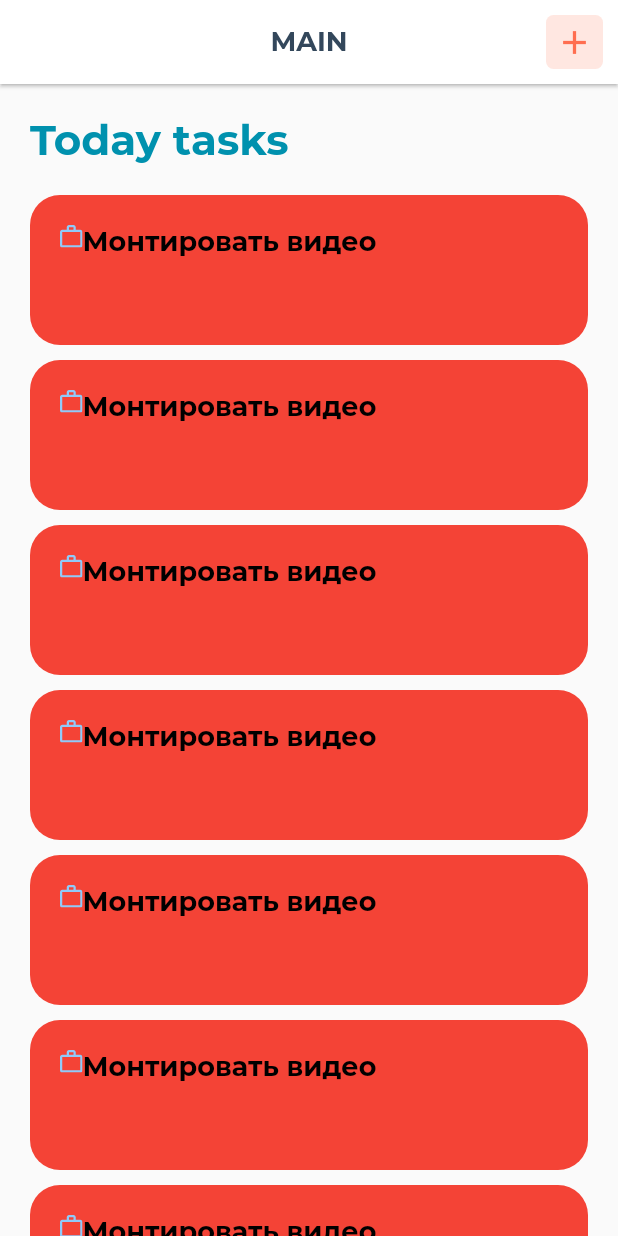
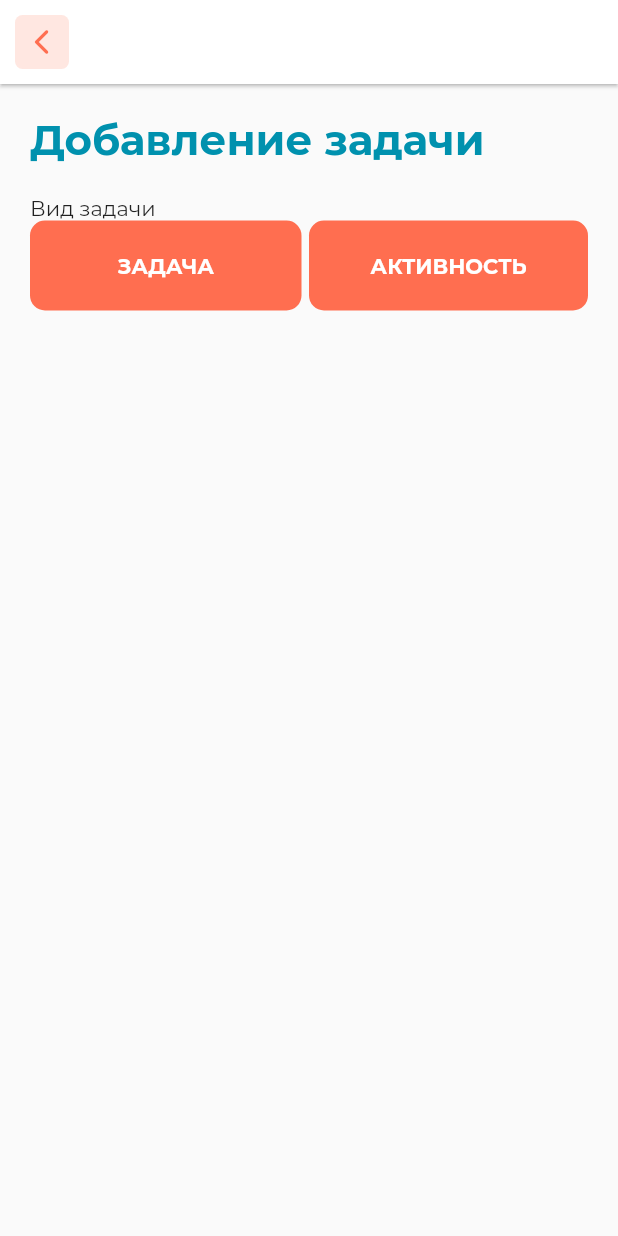
Before and after one commit to escapro/productify, a Flutter app: the screen it shows after launch, after a tap on the "add" icon, on a phone screen of 412 x 824 dp. Run offline on Flutter 3.47's test engine with Material 2 defaults, Android fonts, the light colour scheme and no system bars; drawn by our look-alikes of flutter_slidable; our stand-ins replace flutter_svg; project files that could hold a hidden picture were left out.

Commit message:
add new task screen

```diff
--- /dev/null
+++ b/lib/components/bottom_nav.dart
@@ -0,0 +1,67 @@
+import 'package:flutter/material.dart';
+import 'package:productify/constans.dart';
+
+class BottomNav extends StatefulWidget {
+  BottomNav({Key key}) : super(key: key);
+
+  @override
+  _BottomNavState createState() => _BottomNavState();
+}
+
+class _BottomNavState extends State<BottomNav> {
+
+  int _currentIndex = 2;
+
+  void onTabTapped(int index) {
+    setState(() {
+     _currentIndex = index;
+    });
+  }
+
+  @override
+  Widget build(BuildContext context) {
+    return BottomNavigationBar(
+      backgroundColor: Colors.red,
+      elevation: 1,
+      selectedItemColor: kPrimaryColor,
+      unselectedItemColor: kPrimaryGreyColor,
+      unselectedLabelStyle: TextStyle(
+          color: Colors.grey,
+          fontSize: 11.0,
+          fontWeight: FontWeight.bold,
+        ),
+      selectedLabelStyle: TextStyle(fontSize: 11, fontWeight: FontWeight.bold),
+      showUnselectedLabels: true,
+      type: BottomNavigationBarType.shifting,
+      onTap: onTabTapped,
+      currentIndex: _currentIndex,
+      items: const <BottomNavigationBarItem>[
+        BottomNavigationBarItem(
+          icon: Icon(Icons.golf_course_sharp),
+          backgroundColor: Colors.white,
+          label: 'ЦЕЛИ',
+        ),
+        BottomNavigationBarItem(
+          icon: Icon(Icons.analytics_outlined),
+          backgroundColor: Colors.white,
+          label: 'АНАЛИТИКА',
+        ),
+        BottomNavigationBarItem(
+          icon: Icon(Icons.home),
+          backgroundColor: Colors.white,
+          label: 'ГЛАВАНЯ',
+        ),
+        BottomNavigationBarItem(
+          icon: Icon(Icons.menu_book_rounded),
+          backgroundColor: Colors.white,
+          label: 'СОВЕТЫ',
+        ),
+        BottomNavigationBarItem(
+          icon: Icon(Icons.settings),
+          backgroundColor: Colors.white,
+          label: 'НАСТРОЙКИ',
+        )
+      ],
+    );
+  }
+}
--- /dev/null
+++ b/lib/components/card_list_item.dart
@@ -0,0 +1,33 @@
+import 'package:flutter/material.dart';
+import 'package:flutter_slidable/flutter_slidable.dart';
+import 'package:flutter_svg/flutter_svg.dart';
+import 'package:productify/constans.dart';
+
+
+class CardListItem extends StatelessWidget {
+  const CardListItem({
+    Key key, this.child, this.iconSlideAction, this.secondaryActions
+  }) : super(key: key);
+
+  final Widget child;
+  final List<Widget> iconSlideAction;
+  final List<Widget> secondaryActions;
+
+  @override
+  Widget build(BuildContext context) {
+    return Container(
+      margin: EdgeInsets.only(
+        bottom: 15,
+        right: kDefaultPadding,
+        left: kDefaultPadding
+      ),
+      child: Slidable(
+        actionPane: SlidableBehindActionPane(),
+        actions: iconSlideAction,
+        actionExtentRatio: 1 / 4.5,
+        secondaryActions: secondaryActions,
+        child: child
+      ),
+    );
+  }
+}
--- /dev/null
+++ b/lib/components/form/button_select.dart
@@ -0,0 +1,41 @@
+import 'package:flutter/material.dart';
+import 'package:productify/constans.dart';
+
+class ButtonSelect extends StatelessWidget {
+
+  final List items;
+
+  ButtonSelect({Key key, this.items}) : super(key: key);
+
+  @override
+  Widget build(BuildContext context) {
+    return Container(
+      padding: EdgeInsets.symmetric(horizontal: kDefaultPadding),
+      child: Row(
+        children: [
+          for (var i = 0; i < items.length; i++)
+          Expanded(
+            flex: 1,
+            child: Container(
+              margin: items.length != i+1 ? EdgeInsets.only(right: 5) : null,
+              // padding: EdgeInsets.all(10),
+              height: 60,
+              decoration: BoxDecoration(
+                color: kPrimaryColor,
+                borderRadius: BorderRadius.circular(10)
+              ),
+              child: Center(child:
+                Text(items[i].toString(), style: TextStyle(
+                  color: Colors.white,
+                  fontSize: 14.0,
+                  fontWeight: FontWeight.bold
+                ))
+              )
+            ),
+          )
+        ]
+      )
+      );
+  }
+
+}
--- /dev/null
+++ b/lib/components/form/form_title.dart
@@ -0,0 +1,18 @@
+import 'package:flutter/material.dart';
+import 'package:productify/constans.dart';
+
+class FormTitle extends StatelessWidget {
+
+  final String title;
+
+  FormTitle({Key key, this.title}) : super(key: key);
+
+  @override
+  Widget build(BuildContext context) {
+    return Container(
+      padding: EdgeInsets.symmetric(horizontal: kDefaultPadding),
+      child: Text("Вид задачи")
+      );
+  }
+
+}
--- a/lib/components/header.dart
+++ b/lib/components/header.dart
@@ -3,11 +3,12 @@ import 'package:productify/constans.dart';
 
 class Header extends StatelessWidget implements PreferredSizeWidget {
 
-  String title = '';
-  bool backBtn = false;
+  BuildContext oldContext;
+  String title;
+  bool backBtn;
   final List<Widget> actions;
 
-  Header({Key key, this.title, this.backBtn, this.actions}) : super(key: key);
+  Header({Key key, this.title = '', this.backBtn = false, this.oldContext, this.actions}) : super(key: key);
 
   @override
   Size get preferredSize => const Size.fromHeight(56);
@@ -15,7 +16,6 @@ class Header extends StatelessWidget implements PreferredSizeWidget {
   @override
   Widget build(BuildContext context) {
     return AppBar(
-
         title: Text(this.title, style: TextStyle(
           color: kTextColorBlack,
           fontWeight: FontWeight.bold,
@@ -31,7 +31,7 @@ class Header extends StatelessWidget implements PreferredSizeWidget {
           child: GestureDetector(
             child: Icon(Icons.arrow_back_ios_rounded,
                   size: 20, color: kPrimaryColor),
-            onTap: () { print("I was tapped!"); },
+            onTap: () => Navigator.of(oldContext).pop(),
           ),
         ) : null,
 
--- a/lib/constans.dart
+++ b/lib/constans.dart
@@ -5,6 +5,11 @@ const kSecondaryColor = Color(0xFF0091AE);
 const kPrimaryLightColor = Color(0xFFFFE7E1);
 const kSecondaryLightColor = Color(0xFFE5F4F6);
 
+const kPrimaryGreenColor = Color(0xFF08AD9E);
+const kPrimaryYellowColor = Color(0xFFFFCB68);
+const kPrimaryRedColor = Color(0xFFEB5757);
+const kPrimaryGreyColor = Color(0xFFB8B8B8);
+
 const kPageTitleColor = Colors.white;
 const kTextColorBlack = Color(0xFF33475b);
 
--- a/lib/screens/home/components/header.dart
+++ b/lib/screens/home/components/header.dart
@@ -2,6 +2,7 @@ import 'package:flutter/material.dart';
 import 'package:productify/components/header.dart';
 import 'package:productify/constans.dart';
 import 'package:productify/generated/l10n.dart';
+import 'package:productify/screens/new_task/new_task_screen.dart';
 
 class HomeScreenHeader extends StatelessWidget implements PreferredSizeWidget{
   const HomeScreenHeader({
@@ -14,6 +15,7 @@ class HomeScreenHeader extends StatelessWidget implements PreferredSizeWidget{
   @override
   Widget build(BuildContext context) {
     return Header(
+      oldContext: context,
       title: S.of(context).app_bar_title,
       backBtn: false,
       actions: <Widget>[
@@ -27,7 +29,14 @@ class HomeScreenHeader extends StatelessWidget implements PreferredSizeWidget{
           child: GestureDetector(
             child: Icon(Icons.add_outlined,
                   size: 26, color: kPrimaryColor),
-            onTap: () { print("I was tapped!"); },
+            onTap: () {
+              Navigator.push(
+                context,
+                MaterialPageRoute(
+                  builder: (oldContext) => NewTaskScreen()
+                )
+              );
+            },
           ),
       ),
       ],
--- a/lib/screens/home/components/today_tasks.dart
+++ b/lib/screens/home/components/today_tasks.dart
@@ -1,6 +1,7 @@
 import 'package:flutter/material.dart';
 import 'package:flutter_slidable/flutter_slidable.dart';
 import 'package:flutter_svg/flutter_svg.dart';
+import 'package:productify/components/card_list_item.dart';
 import 'package:productify/constans.dart';
 
 class TodayTasks extends StatelessWidget {
@@ -15,39 +16,15 @@ class TodayTasks extends StatelessWidget {
       mainAxisAlignment: MainAxisAlignment.center,
       crossAxisAlignment: CrossAxisAlignment.stretch,
       children: [
-        for (var i = 0; i < 50; i++)
+        for (var i = 0; i < 5; i++)
         CardListItem(
-          title: 'Монтировать видео',
-        ),
-      ],
-    );
-  }
-}
-
-class CardListItem extends StatelessWidget {
-  const CardListItem({
-    Key key, this.title,
-  }) : super(key: key);
-
-  final String title;
-
-  @override
-  Widget build(BuildContext context) {
-    return Container(
-      margin: EdgeInsets.only(
-        bottom: 10,
-        right: kDefaultPadding,
-        left: kDefaultPadding
-      ),
-      child: Slidable(
-      actionPane: SlidableBehindActionPane(),
-      actions: <Widget>[
+          iconSlideAction: [
             IconSlideAction(
               iconWidget: Container(
                 margin: EdgeInsets.only(right: 10),
                 decoration: BoxDecoration(
                 borderRadius: BorderRadius.circular(20),
-            color: kSecondaryColor
+                color: kPrimaryGreenColor
               ),
               child: Column(
                 mainAxisAlignment: MainAxisAlignment.center,
@@ -67,14 +44,14 @@ class CardListItem extends StatelessWidget {
                 margin: EdgeInsets.only(right: 10),
                 decoration: BoxDecoration(
                 borderRadius: BorderRadius.circular(20),
-            color: Colors.yellow
+                color: kPrimaryYellowColor
               ),
               child: Column(
                 mainAxisAlignment: MainAxisAlignment.center,
                 crossAxisAlignment: CrossAxisAlignment.stretch,
                 children: [
                   Center(
-                child: const Icon(Icons.time_to_leave,
+                    child: const Icon(Icons.timer,
                         size: 30, color: Colors.white)
                   ),
                 ],
@@ -83,30 +60,118 @@ class CardListItem extends StatelessWidget {
               onTap: () => print("sad"),
             )
           ],
-      actionExtentRatio: 1 / 4.5,
+          secondaryActions: <Widget>[
+            IconSlideAction(
+              iconWidget: Container(
+                margin: EdgeInsets.only(left: 10),
+                decoration: BoxDecoration(
+                borderRadius: BorderRadius.circular(20),
+                color: kPrimaryRedColor
+              ),
+              child: Column(
+                mainAxisAlignment: MainAxisAlignment.center,
+                crossAxisAlignment: CrossAxisAlignment.stretch,
+                children: [
+                  Center(
+                    child: const Icon(Icons.close,
+                        size: 30, color: Colors.white)
+                  ),
+                ],
+              ),
+              ),
+              onTap: () => print("sad"),
+            )
+          ],
           child: Container(
             height: 100,
             padding: EdgeInsets.all(kDefaultPadding),
             decoration: BoxDecoration(
               borderRadius: BorderRadius.circular(20),
-          color: Colors.red
+              color: Colors.white,
+              boxShadow: [
+                BoxShadow(
+                  color: Color(0xFFECECEC),
+                  spreadRadius: 4,
+                  blurRadius: 23,
+                  offset: Offset(0, 4), // changes position of shadow
+                ),
+              ],
             ),
             child: Row(
+              mainAxisAlignment: MainAxisAlignment.spaceBetween,
+              crossAxisAlignment: CrossAxisAlignment.start,
+              children: [
+                Row(
+                  mainAxisAlignment: MainAxisAlignment.spaceBetween,
+                  crossAxisAlignment: CrossAxisAlignment.start,
+                  children: [
+                    Container(
+                      padding: EdgeInsets.all(10),
+                      margin: EdgeInsets.only(right: 10),
+                      decoration: BoxDecoration(
+                        color: Color(0xFFE3F2FD),
+                        borderRadius: BorderRadius.circular(5)
+                      ),
+                      child: SvgPicture.asset('assets/icons/suitcase.svg'),
+                    ),
+                    Column(
+                      mainAxisAlignment: MainAxisAlignment.spaceBetween,
+                      crossAxisAlignment: CrossAxisAlignment.start,
+                      children: [
+                      Column(
                         mainAxisAlignment: MainAxisAlignment.start,
                         crossAxisAlignment: CrossAxisAlignment.start,
                         children: [
-            Container(
-              child: SvgPicture.asset('assets/icons/suitcase.svg'),
-            ),
-            Text(title, style: TextStyle(
+                          Text('Монтировать видео', style: TextStyle(
                             color: Colors.black,
                             fontSize: 18.0,
+                            fontWeight: FontWeight.bold
+                          )),
+                          Text("РАБОТА", style: TextStyle(
+                            color: Colors.grey,
+                            fontSize: 10.0,
                             fontWeight: FontWeight.bold
                           ))
                         ],
                       ),
+                      Text("Youtube канал", style: TextStyle(
+                            color: kSecondaryColor,
+                            fontSize: 14.0,
+                            fontWeight: FontWeight.bold
+                          ))
+                      ],
+                    ),
+                  ],
+                ),
+                Column(
+                  mainAxisAlignment: MainAxisAlignment.spaceBetween,
+                  crossAxisAlignment: CrossAxisAlignment.end,
+                  children: [
+                    Row(
+                      children: [
+                        SvgPicture.asset('assets/icons/chevron_right.svg'),
+                      ],
+                    ),
+                    Row(
+                      children: [
+                        Padding(
+                          padding: EdgeInsets.only(right: 3),
+                          child: SvgPicture.asset('assets/icons/pulse.svg'),
+                        ),
+                        Text("95%", style: TextStyle(
+                          color: kPrimaryColor,
+                          fontSize: 12.0,
+                          fontWeight: FontWeight.normal
+                        ))
+                      ],
+                    )
+                  ],
+                )
+              ],
             ),
           ),
+        ),
+      ],
     );
   }
 }
--- a/lib/screens/home/home_screen.dart
+++ b/lib/screens/home/home_screen.dart
@@ -1,4 +1,5 @@
 import 'package:flutter/material.dart';
+import 'package:productify/components/bottom_nav.dart';
 import 'package:productify/components/section_title.dart';
 import 'package:productify/generated/l10n.dart';
 import 'package:productify/screens/home/components/header.dart';
@@ -10,14 +11,13 @@ class HomeScreen extends StatelessWidget {
   Widget build(BuildContext context) {
     return Scaffold(
       appBar: HomeScreenHeader(),
-      body: Container(
-          child: ListView(
-            children: [
-              SectionTitle(title: S.of(context).today_tasks),
-              TodayTasks(),
-            ],
-          )
-        ),
+      body: ListView(
+              children: [
+                SectionTitle(title: S.of(context).today_tasks),
+                TodayTasks(),
+              ],
+            ),
+      bottomNavigationBar: BottomNav()
     );
   }
 }
--- /dev/null
+++ b/lib/screens/new_task/new_task_screen.dart
@@ -0,0 +1,33 @@
+import 'package:flutter/material.dart';
+import 'package:productify/components/form/button_select.dart';
+import 'package:productify/components/form/form_title.dart';
+import 'package:productify/components/header.dart';
+import 'package:productify/components/section_title.dart';
+
+class NewTaskScreen extends StatelessWidget {
+
+  @override
+  Widget build(BuildContext context) {
+    return Scaffold(
+      appBar: Header(
+        oldContext: context,
+        backBtn: true,
+      ),
+      body: Column(
+        mainAxisAlignment: MainAxisAlignment.start,
+        crossAxisAlignment: CrossAxisAlignment.start,
+        children: [
+          SectionTitle(
+            title: 'Добавление задачи',
+          ),
+          FormTitle(
+            title: 'sad'
+          ),
+          ButtonSelect(
+            items: ['ЗАДАЧА', 'АКТИВНОСТЬ'],
+          )
+        ],
+      )
+    );
+  }
+}
```
Also changed, not shown: assets/icons/chevron_right.svg (added), assets/icons/pulse.svg (added). Lines whose indentation alone changed are shown as unchanged.
